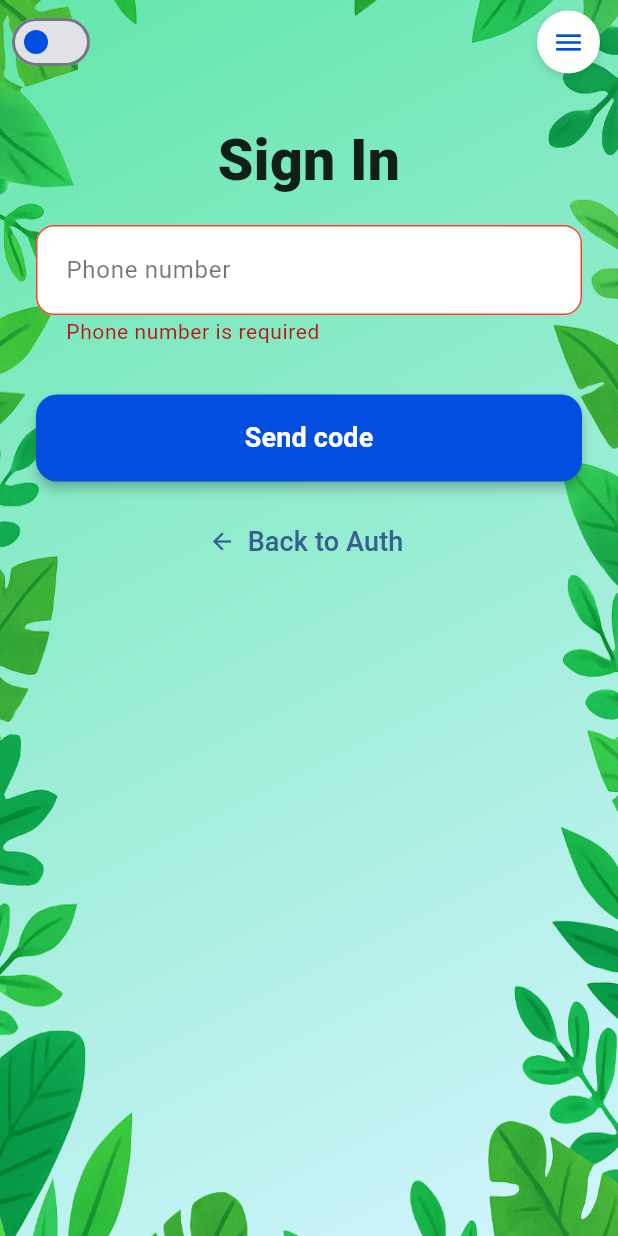
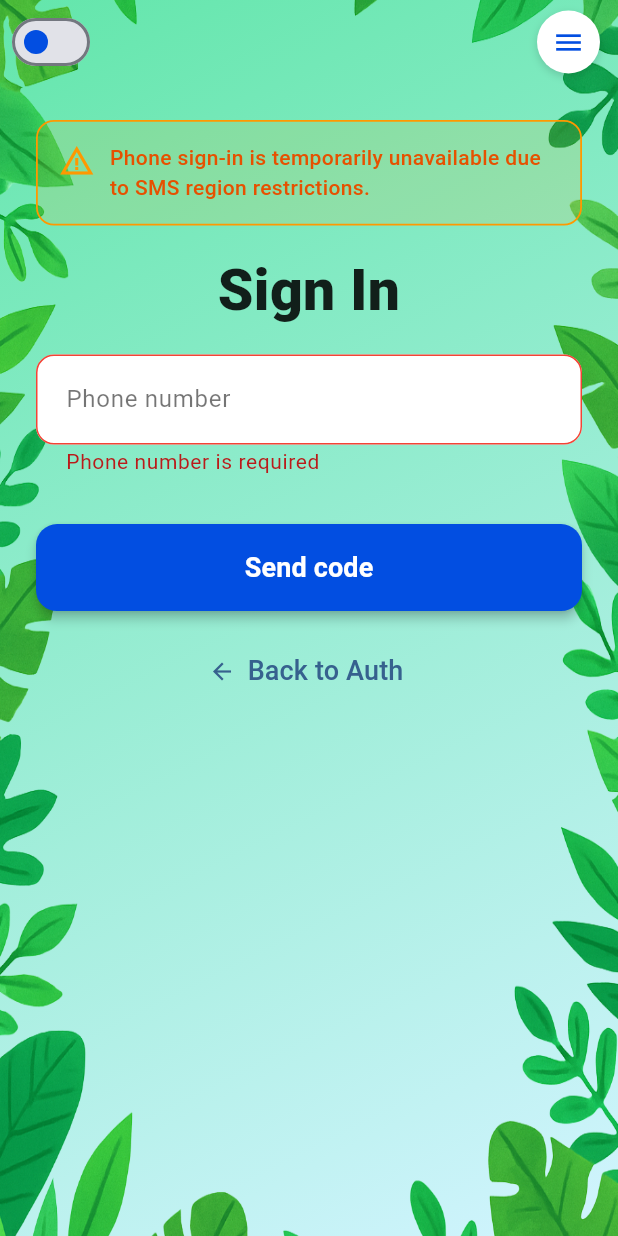
Before and after one commit to SKostanian/DiagnosisAI, a Flutter app: the PhoneSignInScreen screen opened by its route, after a tap on "Send code", on a phone screen of 412 x 824 dp. Run offline on Flutter 3.47's test engine with Material 3 defaults, Android fonts, the phone set to English and light mode, and no system bars; our stand-ins replace cloud_firestore, cloud_functions, easy_localization, firebase_auth, firebase_core, flutter_staggered_animations and 3 more; accounts and stored records are empty; network calls fail.

Commit message:
comments and phone verification issue

```diff
--- a/assets/translations/el.json
+++ b/assets/translations/el.json
@@ -68,7 +68,6 @@
     "use_google_to_sign_in": "Αυτό το email είναι καταχωρημένο μέσω Google. Παρακαλώ συνδεθείτε με το Google.",
     "user_disabled": "Αυτός ο λογαριασμός έχει απενεργοποιηθεί. Επικοινωνήστε με την υποστήριξη.",
 
-
     "send_code": "Αποστολή κωδικού",
     "sending": "Γίνεται αποστολή…",
     "verify_and_sign_in": "Επαλήθευση & είσοδος",
@@ -83,7 +82,9 @@
     "session_expired": "Η συνεδρία έληξε. Στείλτε νέο κωδικό.",
     "network_error": "Σφάλμα δικτύου. Προσπαθήστε ξανά.",
     "captcha_failed": "Αποτυχία ελέγχου reCAPTCHA.",
-    "billing_not_enabled": "Απαιτείται χρέωση Cloud όταν είναι ενεργό το reCAPTCHA Enterprise. Απενεργοποιήστε το στο Firebase Auth ή ενεργοποιήστε τη χρέωση."
+    "billing_not_enabled": "Απαιτείται χρέωση Cloud όταν είναι ενεργό το reCAPTCHA Enterprise. Απενεργοποιήστε το στο Firebase Auth ή ενεργοποιήστε τη χρέωση.",
+
+    "phone_disabled": "Η σύνδεση μέσω τηλεφώνου δεν είναι προσωρινά διαθέσιμη λόγω περιορισμών SMS."
 
   },
 
--- a/assets/translations/en.json
+++ b/assets/translations/en.json
@@ -82,7 +82,9 @@
     "session_expired": "Session expired. Please resend the code.",
     "network_error": "Network error. Try again.",
     "captcha_failed": "reCAPTCHA check failed. Try again.",
-    "billing_not_enabled": "Phone sign-in needs Cloud Billing when reCAPTCHA Enterprise is enabled. Disable it in Firebase Auth settings or enable Billing."
+    "billing_not_enabled": "Phone sign-in needs Cloud Billing when reCAPTCHA Enterprise is enabled. Disable it in Firebase Auth settings or enable Billing.",
+
+    "phone_disabled": "Phone sign-in is temporarily unavailable due to SMS region restrictions."
   },
 
   "consent": {
--- a/assets/translations/ru.json
+++ b/assets/translations/ru.json
@@ -83,7 +83,9 @@
     "session_expired": "Сессия истекла. Отправьте код заново.",
     "network_error": "Ошибка сети. Попробуйте ещё раз.",
     "captcha_failed": "Проверка reCAPTCHA не пройдена.",
-    "billing_not_enabled": "Для входа по телефону нужен биллинг, если включён reCAPTCHA Enterprise. Отключите его в Firebase Auth или включите Billing в GCP."
+    "billing_not_enabled": "Для входа по телефону нужен биллинг, если включён reCAPTCHA Enterprise. Отключите его в Firebase Auth или включите Billing в GCP.",
+
+    "phone_disabled": "Вход по номеру телефона временно недоступен из-за ограничений SMS-регионов."
 
   },
 
--- a/lib/screens/phone_sign_in.dart
+++ b/lib/screens/phone_sign_in.dart
@@ -1,3 +1,11 @@
+/* Currently not working due to SMS region policy restrictions.
+
+Test phone numbers have been configured,
+but SMS verification is not being delivered.
+
+The overall issue will be reported in project report.
+*/
+
 import 'dart:async';
 import 'package:flutter/material.dart';
 import 'package:firebase_auth/firebase_auth.dart';
@@ -8,11 +16,13 @@ import 'package:diagnosis_ai/app_colors.dart';
 class PhoneSignInScreen extends StatefulWidget {
   final bool isDarkMode;
   final ValueChanged<bool> onThemeChanged;
+
   const PhoneSignInScreen({
     super.key,
     required this.isDarkMode,
     required this.onThemeChanged,
   });
+
   @override
   State<PhoneSignInScreen> createState() => _PhoneSignInScreenState();
 }
@@ -22,7 +32,6 @@ class _PhoneSignInScreenState extends State<PhoneSignInScreen> {
   final _phoneController = TextEditingController();
   final _smsController = TextEditingController();
 
-  // Flags for UI state
   bool _submitted = false;
   bool _codeSent = false;
   bool _sending = false;
@@ -34,7 +43,6 @@ class _PhoneSignInScreenState extends State<PhoneSignInScreen> {
   int _cooldown = 0;
   Timer? _cooldownTimer;
 
-  // Borders, like on email/registration fields
   OutlineInputBorder _enabledBorder(bool isDark) => OutlineInputBorder(
     borderRadius: BorderRadius.circular(12),
     borderSide: BorderSide(
@@ -42,6 +50,7 @@ class _PhoneSignInScreenState extends State<PhoneSignInScreen> {
       width: 1.2,
     ),
   );
+
   OutlineInputBorder _focusedBorder(bool isDark) => OutlineInputBorder(
     borderRadius: BorderRadius.circular(12),
     borderSide: BorderSide(
@@ -58,29 +67,39 @@ class _PhoneSignInScreenState extends State<PhoneSignInScreen> {
     super.dispose();
   }
 
-  // Start the cooldown timer, defaults to 60 seconds
   void _startCooldown([int seconds = 60]) {
     _cooldownTimer?.cancel();
+
+    if (!mounted) return;
     setState(() => _cooldown = seconds);
+
     _cooldownTimer = Timer.periodic(const Duration(seconds: 1), (t) {
-      if (!mounted) return;
-      if (_cooldown <= 0) {
+      if (!mounted) {
         t.cancel();
+        return;
+      }
+
+      if (_cooldown <= 1) {
+        t.cancel();
+        setState(() => _cooldown = 0);
       } else {
         setState(() => _cooldown--);
       }
     });
   }
 
-  // Send verification code via SMS
   Future<void> _sendCode() async {
+    if (!mounted) return;
+
     setState(() {
       _submitted = true;
       _error = null;
     });
+
     if (!(_formKey.currentState?.validate() ?? false)) return;
 
     final phone = _phoneController.text.trim();
+
     setState(() => _sending = true);
 
     try {
@@ -89,19 +108,49 @@ class _PhoneSignInScreenState extends State<PhoneSignInScreen> {
         timeout: const Duration(seconds: 60),
         forceResendingToken: _resendToken,
         verificationCompleted: (PhoneAuthCredential cred) async {
-          // On Android, an auto-code may arrive — try to log in immediately
+          debugPrint('verificationCompleted fired');
+
           try {
+            final userCredential =
             await FirebaseAuth.instance.signInWithCredential(cred);
-            if (mounted) Navigator.of(context).pop();
-          } catch (_) {
-            // ignore errors, user can enter code manually
+
+            debugPrint(
+              'AUTO SIGNED IN: ${userCredential.user?.uid}',
+            );
+
+            if (!mounted) return;
+
+            ScaffoldMessenger.of(context).showSnackBar(
+              SnackBar(
+                content: Text('auth.sign_in_success'.tr()),
+              ),
+            );
+
+            Navigator.of(context).pop(true);
+          } on FirebaseAuthException catch (e) {
+            debugPrint('Auto sign-in FirebaseAuthException: ${e.code} ${e.message}');
+            if (!mounted) return;
+            setState(() {
+              _error = e.message ?? 'auth.unknown_error'.tr();
+            });
+          } catch (e) {
+            debugPrint('Auto sign-in error: $e');
+            if (!mounted) return;
+            setState(() {
+              _error = e.toString();
+            });
           }
         },
         verificationFailed: (FirebaseAuthException e) {
+          debugPrint('verificationFailed: ${e.code} ${e.message}');
+
+          if (!mounted) return;
+
           setState(() {
             final msg = e.message ?? '';
+
             if (msg.contains('BILLING_NOT_ENABLED')) {
-              _error = 'auth.billing_not_enabled'.tr(); // show localized message
+              _error = 'auth.billing_not_enabled'.tr();
             } else if (e.code == 'invalid-phone-number') {
               _error = 'auth.invalid_phone'.tr();
             } else if (e.code == 'too-many-requests') {
@@ -116,68 +165,112 @@ class _PhoneSignInScreenState extends State<PhoneSignInScreen> {
           });
         },
         codeSent: (String verificationId, int? forceResendToken) {
+          debugPrint('codeSent fired');
+
+          if (!mounted) return;
+
           setState(() {
             _verificationId = verificationId;
             _resendToken = forceResendToken;
             _codeSent = true;
+            _error = null;
           });
+
           _startCooldown(60);
+
           ScaffoldMessenger.of(context).showSnackBar(
-            SnackBar(content: Text('auth.sms_sent'.tr())), // show info
+            SnackBar(content: Text('auth.sms_sent'.tr())),
           );
         },
         codeAutoRetrievalTimeout: (String verificationId) {
-          _verificationId = verificationId; // Save verification ID
+          debugPrint('codeAutoRetrievalTimeout fired');
+          _verificationId = verificationId;
         },
       );
     } catch (e) {
-      setState(() => _error = e.toString()); // show error
+      debugPrint('verifyPhoneNumber error: $e');
+      if (!mounted) return;
+      setState(() => _error = e.toString());
     } finally {
-      if (mounted) setState(() => _sending = false);
+      if (mounted) {
+        setState(() => _sending = false);
+      }
     }
   }
 
-  // Verify user-entered SMS code
   Future<void> _verifyCode() async {
+    if (_verificationId == null || _verificationId!.isEmpty) {
+      setState(() {
+        _error = 'Verification ID is missing. Please request the code again.';
+      });
+      return;
+    }
+
     setState(() {
       _verifying = true;
       _error = null;
     });
+
     final code = _smsController.text.trim();
-    if (code.length < 4) {
+
+    if (code.isEmpty) {
       setState(() {
         _verifying = false;
-        _error = 'auth.sms_code_required'.tr(); // Enter SMS code
+        _error = 'auth.sms_code_required'.tr();
       });
       return;
     }
+
     try {
       final cred = PhoneAuthProvider.credential(
         verificationId: _verificationId!,
         smsCode: code,
       );
+
+      final userCredential =
       await FirebaseAuth.instance.signInWithCredential(cred);
-      if (mounted) Navigator.of(context).pop();
+
+      debugPrint('MANUAL SIGNED IN: ${userCredential.user?.uid}');
+
+      if (!mounted) return;
+
+      ScaffoldMessenger.of(context).showSnackBar(
+        SnackBar(
+          content: Text('auth.sign_in_success'.tr()),
+        ),
+      );
+
+      Navigator.of(context).pop(true);
     } on FirebaseAuthException catch (e) {
+      debugPrint('_verifyCode FirebaseAuthException: ${e.code} ${e.message}');
+
+      if (!mounted) return;
+
       setState(() {
         if (e.code == 'invalid-verification-code') {
-          _error = 'auth.sms_code_invalid'.tr(); // Invalid code
+          _error = 'auth.sms_code_invalid'.tr();
         } else if (e.code == 'session-expired') {
-          _error = 'auth.session_expired'.tr(); // Session expired
+          _error = 'auth.session_expired'.tr();
         } else {
           _error = e.message ?? 'auth.unknown_error'.tr();
         }
       });
     } catch (e) {
-      setState(() => _error = e.toString()); // show error
+      debugPrint('_verifyCode error: $e');
+
+      if (!mounted) return;
+      setState(() => _error = e.toString());
     } finally {
-      if (mounted) setState(() => _verifying = false);
+      if (mounted) {
+        setState(() => _verifying = false);
+      }
     }
   }
 
   @override
   Widget build(BuildContext context) {
     final isDark = widget.isDarkMode;
+
     final gradient = isDark
         ? LinearGradient(
       begin: Alignment.topLeft,
@@ -189,7 +282,9 @@ class _PhoneSignInScreenState extends State<PhoneSignInScreen> {
       end: Alignment.bottomRight,
       colors: [Color(0xFF63E6AB), Color(0xFFD2F4FF)],
     );
+
     const errStyle = TextStyle(fontSize: 14, height: 1.1);
+
     return Scaffold(
       extendBodyBehindAppBar: true,
       endDrawer: AppDrawer(
@@ -228,7 +323,11 @@ class _PhoneSignInScreenState extends State<PhoneSignInScreen> {
                       ),
                     ],
                   ),
-                  child: const Icon(Icons.menu, color: Color(0xFF024EE1), size: 22),
+                  child: const Icon(
+                    Icons.menu,
+                    color: Color(0xFF024EE1),
+                    size: 22,
+                  ),
                 ),
               ),
             ),
@@ -237,21 +336,20 @@ class _PhoneSignInScreenState extends State<PhoneSignInScreen> {
       ),
       body: Stack(
         children: [
-          // background
           Container(decoration: BoxDecoration(gradient: gradient)),
-          // frame overlay image
           Positioned.fill(
             child: IgnorePointer(
               child: Transform.scale(
                 scale: 1.12,
                 child: Image.asset(
-                  isDark ? 'assets/frame_dark.png' : 'assets/frame_light.png',
+                  isDark
+                      ? 'assets/frame_dark.png'
+                      : 'assets/frame_light.png',
                   fit: BoxFit.fill,
                 ),
               ),
             ),
           ),
-          // content
           SafeArea(
             child: SingleChildScrollView(
               padding: const EdgeInsets.fromLTRB(24, 16, 24, 24),
@@ -260,14 +358,44 @@ class _PhoneSignInScreenState extends State<PhoneSignInScreen> {
                   constraints: const BoxConstraints(maxWidth: 420),
                   child: Form(
                     key: _formKey,
-                    autovalidateMode:
-                    _submitted ? AutovalidateMode.always : AutovalidateMode.disabled,
+                    autovalidateMode: _submitted
+                        ? AutovalidateMode.always
+                        : AutovalidateMode.disabled,
                     child: Column(
                       crossAxisAlignment: CrossAxisAlignment.stretch,
                       mainAxisSize: MainAxisSize.min,
                       children: [
                         const SizedBox(height: 8),
-                        // Title
+
+
+                        Container(
+                          margin: const EdgeInsets.only(bottom: 16),
+                          padding: const EdgeInsets.all(14),
+                          decoration: BoxDecoration(
+                            color: Colors.orange.withOpacity(0.12),
+                            borderRadius: BorderRadius.circular(12),
+                            border: Border.all(color: Colors.orange, width: 1.2),
+                          ),
+                          child: Row(
+                            crossAxisAlignment: CrossAxisAlignment.start,
+                            children: [
+
+                              const Icon(Icons.warning_amber, color: Colors.orange),
+                              const SizedBox(width: 10),
+                              Expanded(
+                                child: Text(
+                                  'auth.phone_disabled'.tr(),
+                                  style: TextStyle(
+                                    color: isDark ? Colors.orange.shade200 : Colors.orange.shade900,
+                                    fontSize: 14,
+                                    fontWeight: FontWeight.w500,
+                                  ),
+                                ),
+                              ),
+                            ],
+                          ),
+                        ),
+
                         Text(
                           'auth.sign_in_title'.tr(),
                           style: TextStyle(
@@ -278,7 +406,6 @@ class _PhoneSignInScreenState extends State<PhoneSignInScreen> {
                           textAlign: TextAlign.center,
                         ),
                         const SizedBox(height: 16),
-                        // Phone number
                         TextFormField(
                           controller: _phoneController,
                           keyboardType: TextInputType.phone,
@@ -288,22 +415,31 @@ class _PhoneSignInScreenState extends State<PhoneSignInScreen> {
                           ),
                           decoration: InputDecoration(
                             labelText: 'auth.phone_number'.tr(),
-                            hintText: '+1 555 123 4567',
+                            hintText: '+1234567890',
                             filled: true,
-                            fillColor: isDark ? const Color(0xFF2C2C2E) : Colors.white,
-                            contentPadding: const EdgeInsets.symmetric(horizontal: 16, vertical: 18),
+                            fillColor: isDark
+                                ? const Color(0xFF2C2C2E)
+                                : Colors.white,
+                            contentPadding: const EdgeInsets.symmetric(
+                              horizontal: 16,
+                              vertical: 18,
+                            ),
                             enabledBorder: _enabledBorder(isDark),
                             focusedBorder: _focusedBorder(isDark),
                             errorBorder: const OutlineInputBorder(
-                              borderRadius: BorderRadius.all(Radius.circular(12)),
+                              borderRadius:
+                              BorderRadius.all(Radius.circular(12)),
                               borderSide: BorderSide(color: Colors.red),
                             ),
                             focusedErrorBorder: const OutlineInputBorder(
-                              borderRadius: BorderRadius.all(Radius.circular(12)),
+                              borderRadius:
+                              BorderRadius.all(Radius.circular(12)),
                               borderSide: BorderSide(color: Colors.red),
                             ),
                             labelStyle: TextStyle(
-                              color: isDark ? Colors.white.withOpacity(0.85) : Colors.black54,
+                              color: isDark
+                                  ? Colors.white.withOpacity(0.85)
+                                  : Colors.black54,
                             ),
                             errorMaxLines: 2,
                             errorStyle: errStyle,
@@ -312,15 +448,20 @@ class _PhoneSignInScreenState extends State<PhoneSignInScreen> {
                           ),
                           validator: (v) {
                             final value = v?.trim() ?? '';
-                            if (value.isEmpty) return 'auth.phone_required'.tr();
-                            // Basic check for E.164 format
+                            if (value.isEmpty) {
+                              return 'auth.phone_required'.tr();
+                            }
+
+                            // for regex here number needs to have "+" and 6 numbers
                             final rx = RegExp(r'^\+\d{6,}$');
-                            if (!rx.hasMatch(value)) return 'auth.invalid_phone'.tr();
+                            if (!rx.hasMatch(value)) {
+                              return 'auth.invalid_phone'.tr();
+                            }
+
                             return null;
                           },
                         ),
                         const SizedBox(height: 18),
-                        // SMS code input appears after sending the code
                         if (_codeSent) ...[
                           TextFormField(
                             controller: _smsController,
@@ -332,20 +473,29 @@ class _PhoneSignInScreenState extends State<PhoneSignInScreen> {
                             decoration: InputDecoration(
                               labelText: 'auth.sms_code'.tr(),
                               filled: true,
-                              fillColor: isDark ? const Color(0xFF2C2C2E) : Colors.white,
-                              contentPadding: const EdgeInsets.symmetric(horizontal: 16, vertical: 18),
+                              fillColor: isDark
+                                  ? const Color(0xFF2C2C2E)
+                                  : Colors.white,
+                              contentPadding: const EdgeInsets.symmetric(
+                                horizontal: 16,
+                                vertical: 18,
+                              ),
                               enabledBorder: _enabledBorder(isDark),
                               focusedBorder: _focusedBorder(isDark),
                               errorBorder: const OutlineInputBorder(
-                                borderRadius: BorderRadius.all(Radius.circular(12)),
+                                borderRadius:
+                                BorderRadius.all(Radius.circular(12)),
                                 borderSide: BorderSide(color: Colors.red),
                               ),
                               focusedErrorBorder: const OutlineInputBorder(
-                                borderRadius: BorderRadius.all(Radius.circular(12)),
+                                borderRadius:
+                                BorderRadius.all(Radius.circular(12)),
                                 borderSide: BorderSide(color: Colors.red),
                               ),
                               labelStyle: TextStyle(
-                                color: isDark ? Colors.white.withOpacity(0.85) : Colors.black54,
+                                color: isDark
+                                    ? Colors.white.withOpacity(0.85)
+                                    : Colors.black54,
                               ),
                               errorMaxLines: 2,
                               errorStyle: errStyle,
@@ -355,37 +505,50 @@ class _PhoneSignInScreenState extends State<PhoneSignInScreen> {
                             validator: (v) {
                               if (!_codeSent) return null;
                               final value = v?.trim() ?? '';
-                              if (value.isEmpty) return 'auth.sms_code_required'.tr();
-                              return null; // validate SMS code if present
+                              if (value.isEmpty) {
+                                return 'auth.sms_code_required'.tr();
+                              }
+                              return null;
                             },
                           ),
                           const SizedBox(height: 12),
-                          // Resend button
                           OutlinedButton(
                             onPressed:
                             (_sending || _cooldown > 0) ? null : _sendCode,
                             style: OutlinedButton.styleFrom(
                               side: BorderSide(
                                 color: (_sending || _cooldown > 0)
-                                    ? (isDark ? Colors.white24 : Colors.black26)
-                                    : (isDark ? Colors.white70 : const Color(0xFF024EE1)),
+                                    ? (isDark
+                                    ? Colors.white24
+                                    : Colors.black26)
+                                    : (isDark
+                                    ? Colors.white70
+                                    : const Color(0xFF024EE1)),
                                 width: 1.4,
                               ),
                               shape: RoundedRectangleBorder(
                                 borderRadius: BorderRadius.circular(12),
                               ),
-                              padding: const EdgeInsets.symmetric(vertical: 14, horizontal: 16),
+                              padding: const EdgeInsets.symmetric(
+                                vertical: 14,
+                                horizontal: 16,
+                              ),
                             ),
                             child: Text(
                               _cooldown > 0
-                                  ? 'verify.resend_in'.tr(args: [_cooldown.toString()])
+                                  ? 'verify.resend_in'
+                                  .tr(args: [_cooldown.toString()])
                                   : 'auth.resend_code'.tr(),
                               style: TextStyle(
                                 fontSize: 16,
                                 fontWeight: FontWeight.w600,
                                 color: (_sending || _cooldown > 0)
-                                    ? (isDark ? Colors.white54 : Colors.black45)
-                                    : (isDark ? Colors.white : const Color(0xFF024EE1)),
+                                    ? (isDark
+                                    ? Colors.white54
+                                    : Colors.black45)
+                                    : (isDark
+                                    ? Colors.white
+                                    : const Color(0xFF024EE1)),
                               ),
                             ),
                           ),
@@ -403,7 +566,6 @@ class _PhoneSignInScreenState extends State<PhoneSignInScreen> {
                           ),
                         ],
                         const SizedBox(height: 16),
-                        // Sign in / Verify button
                         SizedBox(
                           width: double.infinity,
                           child: ElevatedButton(
@@ -419,12 +581,19 @@ class _PhoneSignInScreenState extends State<PhoneSignInScreen> {
                               shape: RoundedRectangleBorder(
                                 borderRadius: BorderRadius.circular(14),
                               ),
-                              padding: const EdgeInsets.symmetric(horizontal: 24, vertical: 16),
+                              padding: const EdgeInsets.symmetric(
+                                horizontal: 24,
+                                vertical: 16,
+                              ),
                             ),
                             child: Text(
                               _codeSent
-                                  ? (_verifying ? 'auth.verifying'.tr() : 'auth.verify_and_sign_in'.tr())
-                                  : (_sending ? 'auth.sending'.tr() : 'auth.send_code'.tr()),
+                                  ? (_verifying
+                                  ? 'auth.verifying'.tr()
+                                  : 'auth.verify_and_sign_in'.tr())
+                                  : (_sending
+                                  ? 'auth.sending'.tr()
+                                  : 'auth.send_code'.tr()),
                               style: const TextStyle(
                                 fontSize: 18,
                                 fontWeight: FontWeight.w600,
@@ -433,7 +602,6 @@ class _PhoneSignInScreenState extends State<PhoneSignInScreen> {
                           ),
                         ),
                         const SizedBox(height: 16),
-                        // Back button
                         TextButton.icon(
                           onPressed: () => Navigator.of(context).pop(),
                           icon: const Icon(Icons.arrow_back),
```
Also changed, not shown: lib/screens/body_selection.dart (+20 -1 lines), 1 other file.
